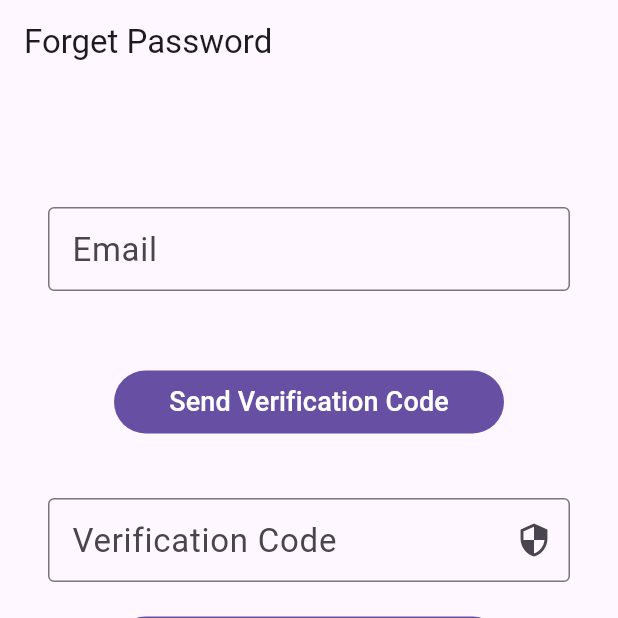
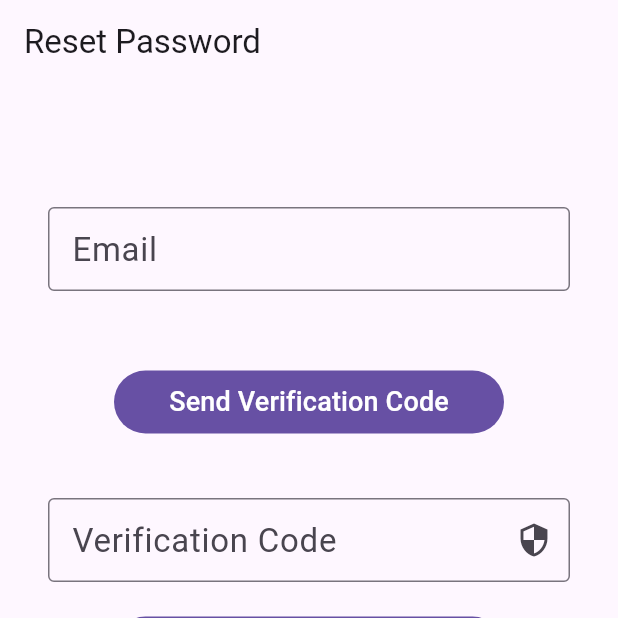
Before and after one commit to AkshatAdsule/chat, a Flutter app: the ForgetPassword screen opened directly, on a phone screen of 412 x 824 dp, the top half of it. Run offline on Flutter 3.47's test engine with Material 2 defaults, Android fonts, the phone set to English and light mode, and no system bars; drawn by our look-alikes of dynamic_color; our stand-ins replace cloud_firestore, firebase_auth, firebase_core, image_cropper, image_picker; missing offline and left inert: dart:ffi; accounts and stored records are empty.

Commit message:
reset password with email

```diff
--- a/lib/main.dart
+++ b/lib/main.dart
@@ -37,7 +37,7 @@ class _MainAppState extends State<MainApp> {
           colorScheme: dark,
           useMaterial3: true,
         ),
-        home: const SignIn(),
+        home: const Onboarding(),
       ),
     );
   }
--- a/lib/screens/forgot_password.dart
+++ b/lib/screens/forgot_password.dart
@@ -19,7 +19,7 @@ class _ForgetPasswordState extends State<ForgetPassword> {
   @override
   Widget build(BuildContext context) {
     return Scaffold(
-      appBar: AppBar(title: const Text("Forget Password")),
+      appBar: AppBar(title: const Text("Reset Password")),
       body: Padding(
         padding: const EdgeInsets.all(32.0),
         child: Center(
--- a/lib/screens/reset_password.dart
+++ b/lib/screens/reset_password.dart
@@ -1,7 +1,10 @@
 import 'package:chat/screens/sign_in.dart';
+import 'package:firebase_auth/firebase_auth.dart';
 import 'package:flutter/material.dart';
 import 'package:flutter/src/widgets/framework.dart';
 import 'package:flutter/src/widgets/placeholder.dart';
+//import 'package:firebase_auth/firebase_auth.dart';
+//import 'package:cloud_firestore/cloud_firestore.dart';
 
 class ResetPassword extends StatefulWidget {
   const ResetPassword({super.key});
@@ -83,6 +86,8 @@ class _ResetPasswordState extends State<ResetPassword> {
               ),
               FilledButton(
                   onPressed: () {
+                    FirebaseAuth.instance.sendPasswordResetEmail(
+                        email: FirebaseAuth.instance.currentUser!.email!);
                     Navigator.push(
                       context,
                       MaterialPageRoute(builder: (context) => SignIn()),
```
